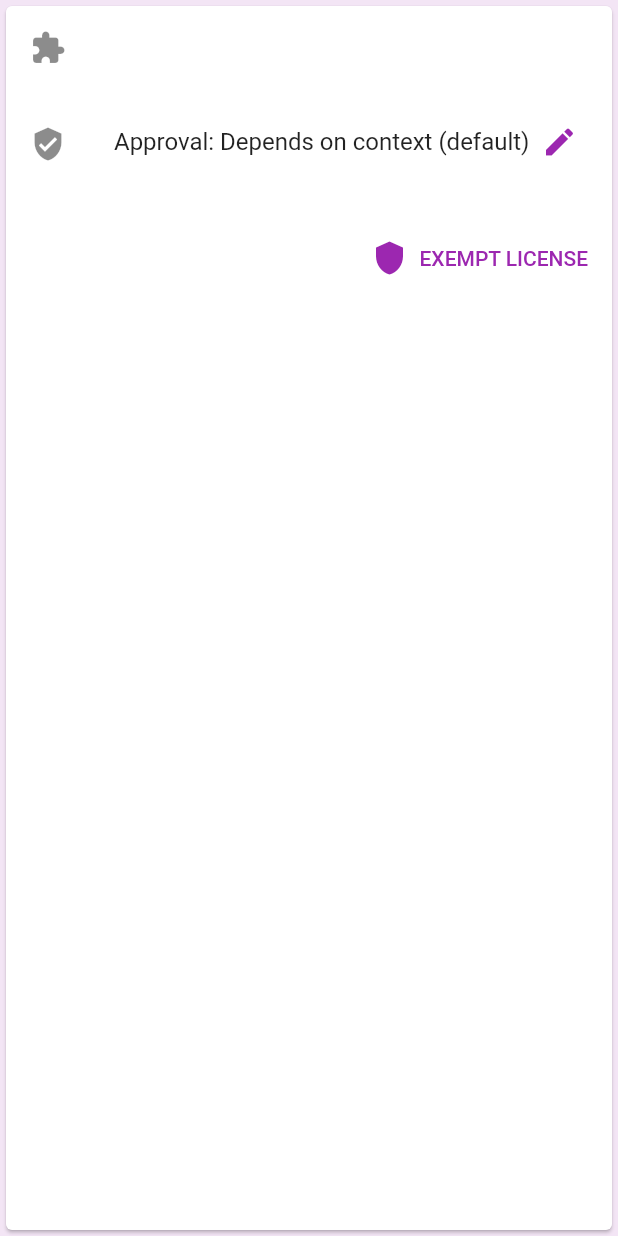
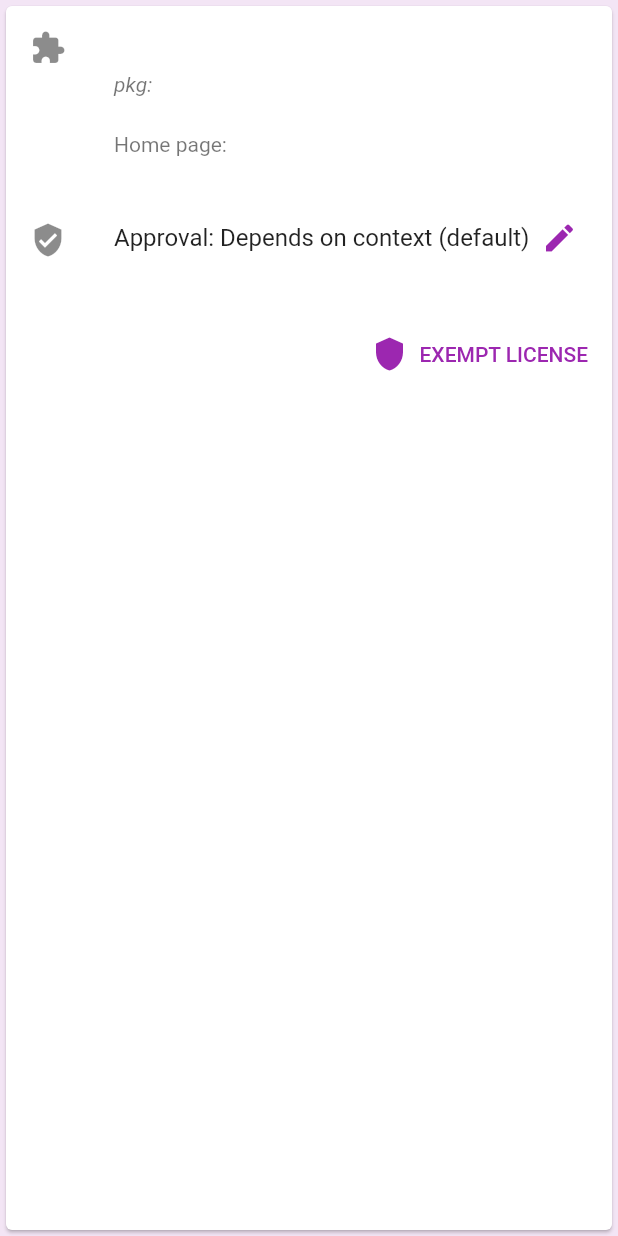
Before and after one commit to philips-software/bom-bar-ui, a Flutter app: the InfoCard widget shown alone on an empty page, opened directly with empty values, on a phone screen of 412 x 824 dp. Run offline on Flutter 3.47's test engine with Material 2 defaults, Android fonts, the phone set to English and light mode, and no system bars; our stand-ins replace badges, dio, toast; missing offline and left inert: dart:html; network calls fail.

Commit message:
Show more package details

```diff
--- a/lib/model/package.dart
+++ b/lib/model/package.dart
@@ -13,18 +13,22 @@ import 'project.dart';
 class Package {
   Package({
     this.id,
+    this.reference,
     this.title,
     this.vendor,
     this.homepage,
+    this.description,
     this.approval = Approval.context,
     this.exemptions,
     this.projects,
   });
 
   final String id;
+  final Uri reference;
   final String title;
   final String vendor;
   final Uri homepage;
+  final String description;
   Approval approval;
   final List<String> exemptions;
   final List<Project> projects;
--- a/lib/screens/package/info_card.dart
+++ b/lib/screens/package/info_card.dart
@@ -10,6 +10,7 @@
 
 import 'package:bom_bar_ui/model/package.dart';
 import 'package:bom_bar_ui/screens/package/approval_tile.dart';
+import 'package:bom_bar_ui/screens/widgets/action_link.dart';
 import 'package:bom_bar_ui/screens/widgets/edit_text_dialog.dart';
 import 'package:bom_bar_ui/screens/widgets/shared.dart';
 import 'package:bom_bar_ui/services/package_service.dart';
@@ -29,7 +30,30 @@ class InfoCard extends StatelessWidget {
             leading: Icon(Icons.extension),
             title: Text(package.title,
                 style: Theme.of(context).textTheme.headline4),
-            subtitle: Text(package.vendor ?? '(Vendor unknown)'),
+            subtitle: Column(
+              crossAxisAlignment: CrossAxisAlignment.start,
+              children: [
+                Text(
+                  'pkg:${package.reference}',
+                  style: TextStyle(fontStyle: FontStyle.italic),
+                ),
+                SizedBox(height: 8),
+                Text(package.vendor ?? '(Vendor unknown)'),
+                if (package.homepage != null)
+                  ActionLink(
+                    child: Text('Home page:'),
+                    url: package.homepage,
+                  ),
+                if (package.description != null)
+                  Padding(
+                    padding: const EdgeInsets.only(top: 8),
+                    child: Text(
+                      package.description,
+                      style: TextStyle(fontStyle: FontStyle.italic),
+                    ),
+                  ),
+              ],
+            ),
           ),
           ApprovalTile(package),
           ButtonBar(
--- a/lib/screens/project/info_card.dart
+++ b/lib/screens/project/info_card.dart
@@ -82,7 +82,7 @@ class InfoCard extends StatelessWidget {
                           'Last update: ${dateFormat.format(project.lastUpdate.toLocal())}')
                     else
                       Text('(No bill-of-materials imported)'),
-                    if (kIsWeb) UploadWidget(),
+                    if (kIsWeb) UploadWidget(key: ObjectKey(project)),
                   ],
                 )
               ],
--- a/lib/screens/project/upload_widget.dart
+++ b/lib/screens/project/upload_widget.dart
@@ -14,7 +14,7 @@ import '../../services/project_service.dart';
 import '../widgets/action_button.dart';
 
 class UploadWidget extends StatefulWidget {
-  UploadWidget({this.onUpdated});
+  UploadWidget({Key key, this.onUpdated}) : super(key: key);
 
   final Function() onUpdated;
 
--- /dev/null
+++ b/lib/screens/widgets/action_link.dart
@@ -0,0 +1,49 @@
+/*
+ * This software and associated documentation files are
+ *
+ * Copyright © 2020-2021 Koninklijke Philips N.V.
+ *
+ * and is made available for use within Philips and/or within Philips products.
+ *
+ * All Rights Reserved
+ */
+
+import 'package:flutter/material.dart';
+import 'package:url_launcher/url_launcher.dart';
+
+import 'shared.dart';
+
+class ActionLink extends StatelessWidget {
+  ActionLink({this.child, @required this.url});
+
+  final Widget child;
+  final Uri url;
+
+  @override
+  Widget build(BuildContext context) {
+    return Wrap(
+      children: [
+        if (child != null) child,
+        SizedBox(width: 4),
+        GestureDetector(
+          child: Text(
+            url.toString(),
+            style: TextStyle(
+              decoration: TextDecoration.underline,
+              color: Colors.blueAccent,
+            ),
+          ),
+          onTap: () => _launchUrl(context),
+        ),
+      ],
+    );
+  }
+
+  void _launchUrl(BuildContext context) async {
+    if (await canLaunch(url.toString())) {
+      await launch(url.toString());
+    } else {
+      showError(context, 'Could not open URL "$url"');
+    }
+  }
+}
--- a/lib/services/model_adapters.dart
+++ b/lib/services/model_adapters.dart
@@ -84,9 +84,11 @@ Dependency toDependency(Map<String, Object> map) => Dependency(
 
 Package toPackage(Map<String, Object> map) => Package(
       id: map['id'] ?? '?',
+      reference: toUrl(map['reference']),
       title: map['name'] ?? '?',
       vendor: map['vendor'],
       homepage: toUrl(map['homepage']),
+      description: map['description'],
       approval: toApproval(map['approval'] ?? '?'),
       exemptions: toStringList(map['exemptions'] ?? []),
       projects: toProjectList(map['projects'] ?? []),
--- a/pubspec.yaml
+++ b/pubspec.yaml
@@ -17,6 +17,7 @@ dependencies:
   badges: ^1.1.6
   intl: ^0.16.1
   toast: ^0.1.5
+  url_launcher: ^5.7.10
 
 dev_dependencies:
   flutter_test:
```
Also changed, not shown: lib/screens/package/projects_card.dart (+7 -4 lines), pubspec.lock, 7 other files.
